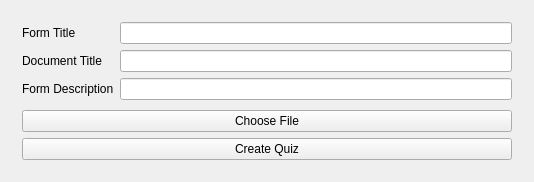
First picture: the form in include/docreaderquizzes.ui, repository M0ST4FA/DocReaderQuizzes, before the edit.
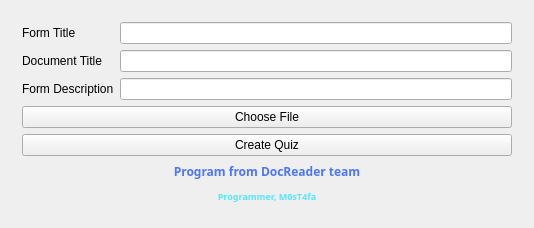
Second picture: the form after the edit. The open tabs and pages were chosen to show the change.

```diff
--- a/include/docreaderquizzes.ui
+++ b/include/docreaderquizzes.ui
@@ -7,7 +7,7 @@
     <x>0</x>
     <y>0</y>
     <width>534</width>
-    <height>182</height>
+    <height>228</height>
    </rect>
   </property>
   <property name="windowTitle">
@@ -80,6 +80,102 @@
          </property>
         </widget>
        </item>
+       <item>
+        <widget class="QLabel" name="label">
+         <property name="palette">
+          <palette>
+           <active>
+            <colorrole role="WindowText">
+             <brush brushstyle="SolidPattern">
+              <color alpha="255">
+               <red>75</red>
+               <green>117</green>
+               <blue>255</blue>
+              </color>
+             </brush>
+            </colorrole>
+           </active>
+           <inactive>
+            <colorrole role="WindowText">
+             <brush brushstyle="SolidPattern">
+              <color alpha="255">
+               <red>75</red>
+               <green>117</green>
+               <blue>255</blue>
+              </color>
+             </brush>
+            </colorrole>
+           </inactive>
+           <disabled/>
+          </palette>
+         </property>
+         <property name="font">
+          <font>
+           <family>Segoe Print</family>
+           <bold>true</bold>
+          </font>
+         </property>
+         <property name="text">
+          <string>Program from DocReader team</string>
+         </property>
+         <property name="textFormat">
+          <enum>Qt::TextFormat::AutoText</enum>
+         </property>
+         <property name="alignment">
+          <set>Qt::AlignmentFlag::AlignCenter</set>
+         </property>
+        </widget>
+       </item>
+       <item>
+        <widget class="QLabel" name="label_2">
+         <property name="palette">
+          <palette>
+           <active>
+            <colorrole role="WindowText">
+             <brush brushstyle="SolidPattern">
+              <color alpha="255">
+               <red>82</red>
+               <green>232</green>
+               <blue>255</blue>
+              </color>
+             </brush>
+            </colorrole>
+           </active>
+           <inactive>
+            <colorrole role="WindowText">
+             <brush brushstyle="SolidPattern">
+              <color alpha="255">
+               <red>82</red>
+               <green>232</green>
+               <blue>255</blue>
+              </color>
+             </brush>
+            </colorrole>
+           </inactive>
+           <disabled/>
+          </palette>
+         </property>
+         <property name="font">
+          <font>
+           <family>Segoe Print</family>
+           <pointsize>7</pointsize>
+           <bold>true</bold>
+          </font>
+         </property>
+         <property name="text">
+          <string>Programmer, M0sT4fa</string>
+         </property>
+         <property name="textFormat">
+          <enum>Qt::TextFormat::MarkdownText</enum>
+         </property>
+         <property name="alignment">
+          <set>Qt::AlignmentFlag::AlignCenter</set>
+         </property>
+         <property name="openExternalLinks">
+          <bool>true</bool>
+         </property>
+        </widget>
+       </item>
       </layout>
      </widget>
     </widget>
```
Left out of the diff: 75 changed lines with no effect on the pictures.
